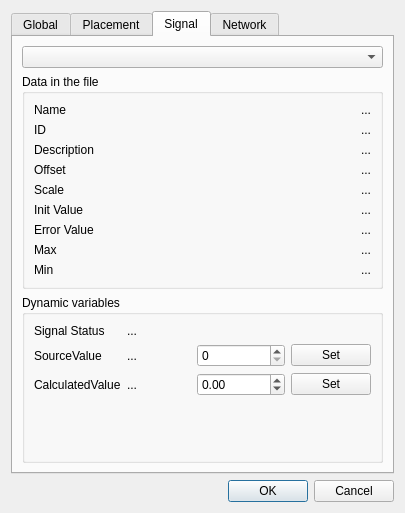
Old version of the form SHomeConfigurator/SHConfigurator/Settings/dialog_sensor_edit.ui in the repository AndriiRozin/SHome2.
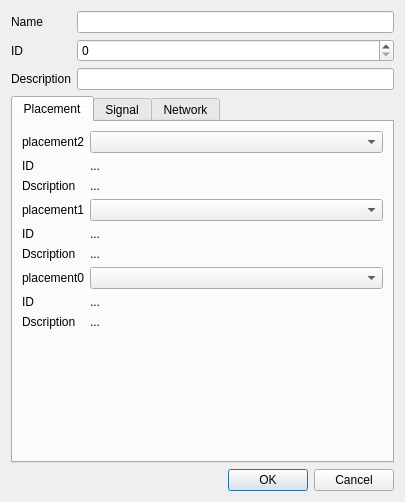
New version of the form. The open tabs and pages were chosen to show the change.

Commit message: updated all XX_setting and XX_Setting_Edit

The edit to the form file:
```diff
--- a/SHomeConfigurator/SHConfigurator/Settings/dialog_sensor_edit.ui
+++ b/SHomeConfigurator/SHConfigurator/Settings/dialog_sensor_edit.ui
@@ -7,7 +7,7 @@
     <x>0</x>
     <y>0</y>
     <width>405</width>
-    <height>513</height>
+    <height>502</height>
    </rect>
   </property>
   <property name="windowTitle">
@@ -15,15 +15,7 @@
   </property>
   <layout class="QVBoxLayout" name="verticalLayout">
    <item>
-    <widget class="QTabWidget" name="tabWidget">
-     <property name="currentIndex">
-      <number>0</number>
-     </property>
-     <widget class="QWidget" name="tab">
-      <attribute name="title">
-       <string>Global</string>
-      </attribute>
-      <layout class="QFormLayout" name="formLayout_3">
+    <layout class="QFormLayout" name="formLayout_5">
        <item row="0" column="0">
         <widget class="QLabel" name="label">
          <property name="text">
@@ -32,7 +24,10 @@
         </widget>
        </item>
        <item row="0" column="1">
-        <widget class="QLineEdit" name="lineEdit_name"/>
+      <widget class="QLineEdit" name="lineEdit_sensor_name"/>
+     </item>
+     <item row="1" column="1">
+      <widget class="QSpinBox" name="spinBox_sensor_id"/>
        </item>
        <item row="1" column="0">
         <widget class="QLabel" name="label_2">
@@ -41,13 +36,6 @@
          </property>
         </widget>
        </item>
-       <item row="1" column="1">
-        <widget class="QLabel" name="label_sensorID">
-         <property name="text">
-          <string>...</string>
-         </property>
-        </widget>
-       </item>
        <item row="2" column="0">
         <widget class="QLabel" name="label_3">
          <property name="text">
@@ -56,24 +44,16 @@
         </widget>
        </item>
        <item row="2" column="1">
-        <widget class="QLineEdit" name="lineEdit_description"/>
-       </item>
-       <item row="3" column="0">
-        <spacer name="verticalSpacer">
-         <property name="orientation">
-          <enum>Qt::Vertical</enum>
-         </property>
-         <property name="sizeHint" stdset="0">
-          <size>
-           <width>20</width>
-           <height>40</height>
-          </size>
-         </property>
-        </spacer>
-       </item>
-      </layout>
-     </widget>
-     <widget class="QWidget" name="tab_2">
+      <widget class="QLineEdit" name="lineEdit_sensor_description"/>
+     </item>
+    </layout>
+   </item>
+   <item>
+    <widget class="QTabWidget" name="tabWidget_sensor">
+     <property name="currentIndex">
+      <number>0</number>
+     </property>
+     <widget class="QWidget" name="Placement">
       <attribute name="title">
        <string>Placement</string>
       </attribute>
@@ -86,363 +66,202 @@
         </widget>
        </item>
        <item row="0" column="1">
-        <widget class="QComboBox" name="comboBox_placement2"/>
+        <widget class="QComboBox" name="comboBox_sensor_placement2"/>
        </item>
        <item row="1" column="0">
+        <widget class="QLabel" name="label_17">
+         <property name="text">
+          <string>ID</string>
+         </property>
+        </widget>
+       </item>
+       <item row="1" column="1">
+        <widget class="QLabel" name="label_s_placement2_id">
+         <property name="text">
+          <string>...</string>
+         </property>
+        </widget>
+       </item>
+       <item row="2" column="0">
+        <widget class="QLabel" name="label_20">
+         <property name="text">
+          <string>Dscription</string>
+         </property>
+        </widget>
+       </item>
+       <item row="2" column="1">
+        <widget class="QLabel" name="label_s_placement2_description">
+         <property name="text">
+          <string>...</string>
+         </property>
+        </widget>
+       </item>
+       <item row="3" column="0">
         <widget class="QLabel" name="label_5">
          <property name="text">
           <string>placement1</string>
          </property>
         </widget>
        </item>
-       <item row="1" column="1">
-        <widget class="QComboBox" name="comboBox_placement1"/>
-       </item>
-       <item row="2" column="0">
-        <widget class="QLabel" name="label_6">
-         <property name="text">
-          <string>placement0</string>
-         </property>
-        </widget>
-       </item>
-       <item row="2" column="1">
-        <widget class="QComboBox" name="comboBox_placement0"/>
-       </item>
-      </layout>
-     </widget>
-     <widget class="QWidget" name="Signal">
-      <attribute name="title">
-       <string>Signal</string>
-      </attribute>
-      <layout class="QVBoxLayout" name="verticalLayout_2">
-       <item>
-        <widget class="QComboBox" name="comboBox_signal"/>
-       </item>
-       <item>
-        <widget class="QGroupBox" name="groupBox">
-         <property name="title">
-          <string>Data in the file</string>
-         </property>
-         <layout class="QFormLayout" name="formLayout_2">
-          <item row="0" column="0">
-           <widget class="QLabel" name="label_8">
-            <property name="text">
-             <string>Name</string>
-            </property>
-           </widget>
-          </item>
-          <item row="0" column="1">
-           <widget class="QLabel" name="label_name">
-            <property name="text">
-             <string>...</string>
-            </property>
-            <property name="alignment">
-             <set>Qt::AlignRight|Qt::AlignTrailing|Qt::AlignVCenter</set>
-            </property>
-           </widget>
-          </item>
-          <item row="1" column="0">
-           <widget class="QLabel" name="label_10">
-            <property name="text">
-             <string>ID</string>
-            </property>
-           </widget>
-          </item>
-          <item row="1" column="1">
-           <widget class="QLabel" name="label_id">
-            <property name="text">
-             <string>...</string>
-            </property>
-            <property name="alignment">
-             <set>Qt::AlignRight|Qt::AlignTrailing|Qt::AlignVCenter</set>
-            </property>
-           </widget>
-          </item>
-          <item row="2" column="0">
-           <widget class="QLabel" name="label_13">
-            <property name="text">
-             <string>Description</string>
-            </property>
-           </widget>
-          </item>
-          <item row="2" column="1">
-           <widget class="QLabel" name="label_Description">
-            <property name="text">
-             <string>...</string>
-            </property>
-            <property name="alignment">
-             <set>Qt::AlignRight|Qt::AlignTrailing|Qt::AlignVCenter</set>
-            </property>
-           </widget>
-          </item>
-          <item row="3" column="0">
-           <widget class="QLabel" name="label_7">
-            <property name="text">
-             <string>Offset</string>
-            </property>
-           </widget>
-          </item>
           <item row="3" column="1">
-           <widget class="QLabel" name="label_offset">
-            <property name="text">
-             <string>...</string>
-            </property>
-            <property name="alignment">
-             <set>Qt::AlignRight|Qt::AlignTrailing|Qt::AlignVCenter</set>
-            </property>
-           </widget>
+        <widget class="QComboBox" name="comboBox_sensor_placement1"/>
           </item>
           <item row="4" column="0">
-           <widget class="QLabel" name="label_9">
+        <widget class="QLabel" name="label_21">
             <property name="text">
-             <string>Scale</string>
+          <string>ID</string>
             </property>
            </widget>
           </item>
           <item row="4" column="1">
-           <widget class="QLabel" name="label_scale">
+        <widget class="QLabel" name="label_s_placement1_id">
             <property name="text">
              <string>...</string>
             </property>
-            <property name="alignment">
-             <set>Qt::AlignRight|Qt::AlignTrailing|Qt::AlignVCenter</set>
-            </property>
            </widget>
           </item>
           <item row="5" column="0">
-           <widget class="QLabel" name="label_11">
+        <widget class="QLabel" name="label_22">
             <property name="text">
-             <string>Init Value</string>
+          <string>Dscription</string>
             </property>
            </widget>
           </item>
           <item row="5" column="1">
-           <widget class="QLabel" name="label_Init">
+        <widget class="QLabel" name="label_s_placement1_description">
             <property name="text">
              <string>...</string>
             </property>
-            <property name="alignment">
-             <set>Qt::AlignRight|Qt::AlignTrailing|Qt::AlignVCenter</set>
-            </property>
            </widget>
           </item>
           <item row="6" column="0">
-           <widget class="QLabel" name="label_12">
+        <widget class="QLabel" name="label_6">
             <property name="text">
-             <string>Error Value</string>
+          <string>placement0</string>
             </property>
            </widget>
           </item>
           <item row="6" column="1">
-           <widget class="QLabel" name="label_Error">
-            <property name="text">
-             <string>...</string>
-            </property>
-            <property name="alignment">
-             <set>Qt::AlignRight|Qt::AlignTrailing|Qt::AlignVCenter</set>
-            </property>
-           </widget>
+        <widget class="QComboBox" name="comboBox_sensor_placement0"/>
           </item>
           <item row="7" column="0">
-           <widget class="QLabel" name="label_17">
+        <widget class="QLabel" name="label_23">
             <property name="text">
-             <string>Max</string>
+          <string>ID</string>
             </property>
            </widget>
           </item>
           <item row="7" column="1">
-           <widget class="QLabel" name="label_Max">
+        <widget class="QLabel" name="label_s_placement0_id">
             <property name="text">
              <string>...</string>
             </property>
-            <property name="alignment">
-             <set>Qt::AlignRight|Qt::AlignTrailing|Qt::AlignVCenter</set>
-            </property>
            </widget>
           </item>
           <item row="8" column="0">
-           <widget class="QLabel" name="label_18">
+        <widget class="QLabel" name="label_24">
             <property name="text">
-             <string>Min</string>
+          <string>Dscription</string>
             </property>
            </widget>
           </item>
           <item row="8" column="1">
-           <widget class="QLabel" name="label_Min">
+        <widget class="QLabel" name="label_s_placement0_description">
             <property name="text">
              <string>...</string>
             </property>
-            <property name="alignment">
-             <set>Qt::AlignRight|Qt::AlignTrailing|Qt::AlignVCenter</set>
-            </property>
            </widget>
           </item>
          </layout>
         </widget>
-       </item>
+     <widget class="QWidget" name="Signal">
+      <attribute name="title">
+       <string>Signal</string>
+      </attribute>
+      <layout class="QVBoxLayout" name="verticalLayout_2">
        <item>
-        <widget class="QGroupBox" name="groupBox_2">
-         <property name="title">
-          <string>Dynamic variables</string>
-         </property>
-         <layout class="QGridLayout" name="gridLayout">
-          <item row="2" column="0">
-           <widget class="QLabel" name="label_20">
-            <property name="text">
-             <string>CalculatedValue</string>
-            </property>
-           </widget>
-          </item>
-          <item row="2" column="1">
-           <widget class="QLabel" name="label_CalculatedValue">
-            <property name="text">
-             <string>...</string>
-            </property>
-           </widget>
-          </item>
-          <item row="0" column="1">
-           <widget class="QLabel" name="label_SignalStatus">
-            <property name="text">
-             <string>...</string>
-            </property>
-           </widget>
-          </item>
-          <item row="1" column="3">
-           <widget class="QPushButton" name="pushButton_sourceValue">
-            <property name="text">
-             <string>Set</string>
-            </property>
-           </widget>
-          </item>
-          <item row="0" column="0">
-           <widget class="QLabel" name="label_21">
-            <property name="text">
-             <string>Signal Status</string>
-            </property>
-           </widget>
-          </item>
-          <item row="1" column="1">
-           <widget class="QLabel" name="label_SourceValue">
-            <property name="text">
-             <string>...</string>
-            </property>
-           </widget>
+        <layout class="QFormLayout" name="formLayout_6">
+         <item row="0" column="0" colspan="2">
+          <widget class="QComboBox" name="comboBox_sensor_signal"/>
           </item>
           <item row="1" column="0">
+          <widget class="QLabel" name="label_18">
+           <property name="text">
+            <string>ID</string>
+           </property>
+          </widget>
+         </item>
+         <item row="1" column="1">
+          <widget class="QLabel" name="label_ss_id">
+           <property name="text">
+            <string>...</string>
+           </property>
+          </widget>
+         </item>
+         <item row="2" column="0">
            <widget class="QLabel" name="label_19">
             <property name="text">
-             <string>SourceValue</string>
+            <string>Dscription</string>
             </property>
            </widget>
           </item>
-          <item row="1" column="2">
-           <widget class="QSpinBox" name="spinBox_SourceValue">
-            <property name="maximum">
-             <number>10000000</number>
-            </property>
-           </widget>
-          </item>
-          <item row="2" column="2">
-           <widget class="QDoubleSpinBox" name="doubleSpinBox_CalculateValue">
-            <property name="minimum">
-             <double>-10000000.000000000000000</double>
-            </property>
-            <property name="maximum">
-             <double>10000000.000000000000000</double>
-            </property>
-           </widget>
-          </item>
-          <item row="2" column="3">
-           <widget class="QPushButton" name="pushButton_CalculateValue">
+         <item row="2" column="1">
+          <widget class="QLabel" name="label_ss_description">
             <property name="text">
-             <string>Set</string>
+            <string>...</string>
             </property>
            </widget>
           </item>
-          <item row="3" column="0">
-           <spacer name="verticalSpacer_2">
-            <property name="orientation">
-             <enum>Qt::Vertical</enum>
-            </property>
-            <property name="sizeHint" stdset="0">
-             <size>
-              <width>20</width>
-              <height>40</height>
-             </size>
-            </property>
-           </spacer>
-          </item>
-         </layout>
-        </widget>
+        </layout>
        </item>
       </layout>
      </widget>
-     <widget class="QWidget" name="tab_3">
+     <widget class="QWidget" name="Signal">
       <attribute name="title">
        <string>Network</string>
       </attribute>
-      <widget class="QWidget" name="layoutWidget">
-       <property name="geometry">
-        <rect>
-         <x>30</x>
-         <y>20</y>
-         <width>211</width>
-         <height>96</height>
-        </rect>
-       </property>
+      <layout class="QVBoxLayout" name="verticalLayout_3">
+       <item>
        <layout class="QFormLayout" name="formLayout_4">
+         <item row="0" column="0" colspan="2">
+          <widget class="QComboBox" name="comboBox_sensor_network"/>
+         </item>
         <item row="1" column="0">
-         <widget class="QLabel" name="label_14">
-          <property name="text">
-           <string>Name</string>
-          </property>
-         </widget>
-        </item>
-        <item row="1" column="1">
-         <widget class="QLabel" name="label_net_name">
-          <property name="text">
-           <string>...</string>
-          </property>
-         </widget>
-        </item>
-        <item row="2" column="0">
          <widget class="QLabel" name="label_15">
           <property name="text">
            <string>ID</string>
           </property>
          </widget>
         </item>
-        <item row="2" column="1">
-         <widget class="QLabel" name="label_net_id">
+         <item row="1" column="1">
+          <widget class="QLabel" name="label_snet_id">
           <property name="text">
            <string>...</string>
           </property>
          </widget>
         </item>
-        <item row="0" column="0" colspan="2">
-         <widget class="QComboBox" name="comboBox_network"/>
-        </item>
-        <item row="3" column="0">
+         <item row="2" column="0">
          <widget class="QLabel" name="label_16">
           <property name="text">
            <string>Dscription</string>
           </property>
          </widget>
         </item>
-        <item row="3" column="1">
-         <widget class="QLabel" name="label_net_description">
+         <item row="2" column="1">
+          <widget class="QLabel" name="label_snet_description">
           <property name="text">
            <string>...</string>
           </property>
          </widget>
         </item>
        </layout>
-      </widget>
+       </item>
+      </layout>
      </widget>
     </widget>
    </item>
    <item>
-    <widget class="QDialogButtonBox" name="buttonBox">
+    <widget class="QDialogButtonBox" name="buttonBox_sensor">
      <property name="orientation">
       <enum>Qt::Horizontal</enum>
      </property>
```
Left out of the diff: 4 changed lines with no effect on the pictures. Lines whose indentation alone changed are shown as unchanged. The commit also changes 19 other files.
